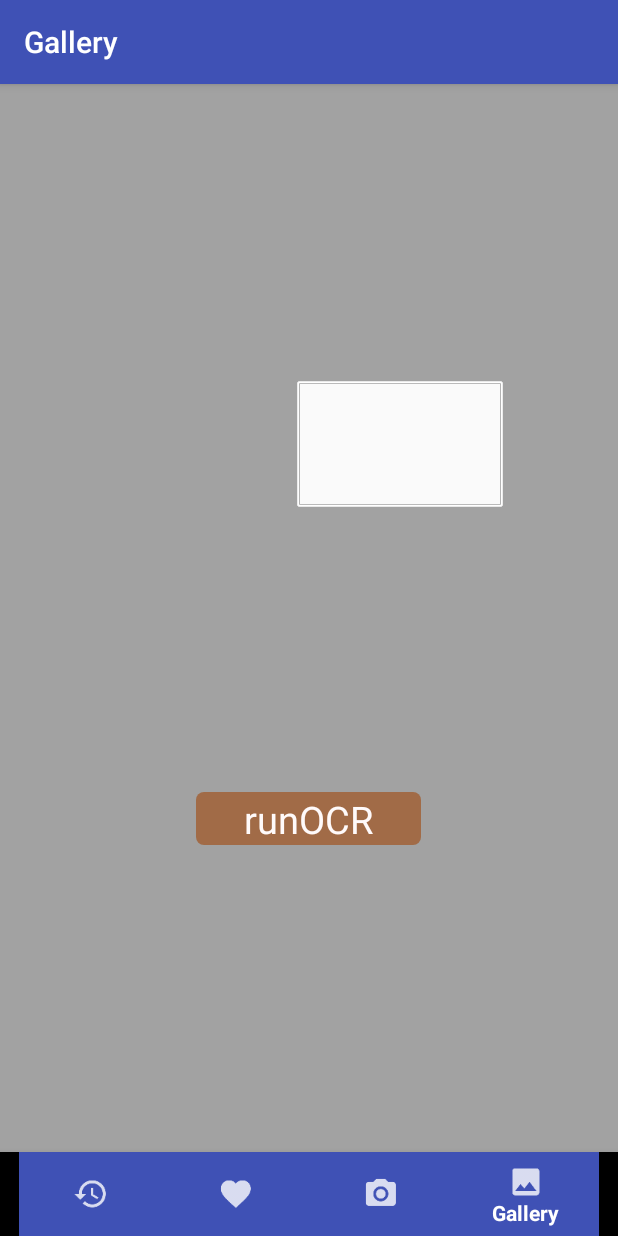
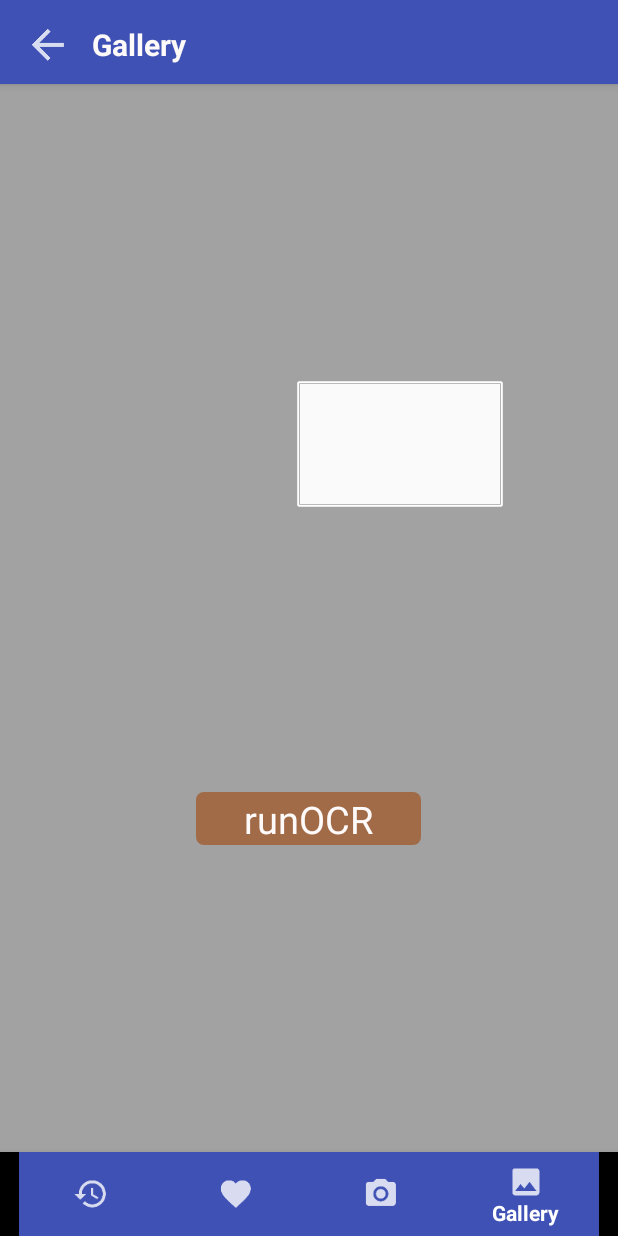
Before and after one commit to yvonne40335/MyTranslationApp, an Android app: the FromGallery screen opened directly, with no data from a screen before it, on a phone screen of 412 x 824 dp. Run offline under Robolectric (Android 15) with nearby library versions, the phone set to English and light mode, and no system bars; libraries missing offline, so code that uses them is left out: com.googlecode.tesseract; network calls fail; 2 statements that could not run were skipped.

```diff
--- a/app/src/main/AndroidManifest.xml
+++ b/app/src/main/AndroidManifest.xml
@@ -5,6 +5,8 @@
     <uses-permission android:name="android.permission.CAMERA" />
     <uses-permission android:name="android.permission.WRITE_EXTERNAL_STORAGE" />
     <uses-permission android:name="android.permission.INTERNET" />
+    <uses-permission android:name="android.permission.ACCESS_NETWORK_STATE" />
+
 
     <uses-feature android:name="android.hardware.camera" />
     <uses-feature android:name="android.hardware.camera.autofocus" />
@@ -12,9 +14,9 @@
 
     <application
         android:allowBackup="true"
-        android:icon="@mipmap/ic_launcher"
+        android:icon="@mipmap/book"
         android:label="@string/app_name"
-        android:roundIcon="@mipmap/ic_launcher_round"
+        android:roundIcon="@mipmap/book"
         android:supportsRtl="true"
         android:theme="@style/AppTheme">
         <activity android:name=".MainActivity">
--- a/app/src/main/java/com/example/mytranslationapp/FromGallery.java
+++ b/app/src/main/java/com/example/mytranslationapp/FromGallery.java
@@ -9,9 +9,11 @@ import android.graphics.BitmapFactory;
 import android.net.Uri;
 import android.support.annotation.NonNull;
 import android.support.design.widget.BottomNavigationView;
+import android.support.v7.app.ActionBar;
 import android.support.v7.app.AppCompatActivity;
 import android.os.Bundle;
 import android.util.Log;
+import android.view.Menu;
 import android.view.MenuItem;
 import android.view.View;
 import android.widget.ImageView;
@@ -35,6 +37,7 @@ public class FromGallery extends AppCompatActivity {
     private ProgressDialog progress;
     private Bitmap bitmap;
     private int ocrX,ocrY,ocrWidth,ocrHeight;
+    MenuItem playMenu;
 
     @Override
     protected void onCreate(Bundle savedInstanceState) {
@@ -106,6 +109,14 @@ public class FromGallery extends AppCompatActivity {
         progress.setMessage("Please Wait Loading ...");
         progress.setProgressStyle(ProgressDialog.STYLE_SPINNER);
         progress.setIndeterminate(true);
+
+        //hiding default app icon
+        ActionBar actionBar = getSupportActionBar();
+        actionBar.setDisplayShowHomeEnabled(false);
+        //displaying custom ActionBar
+        View mActionBarView = getLayoutInflater().inflate(R.layout.goback_actionbar, null);
+        actionBar.setCustomView(mActionBarView);
+        actionBar.setDisplayOptions(ActionBar.DISPLAY_SHOW_CUSTOM);
     }
 
     //取得相片後返回的監聽式
@@ -131,6 +142,12 @@ public class FromGallery extends AppCompatActivity {
             }
         }
         super.onActivityResult(requestCode, resultCode, data);
+    }
+
+    public void toggleMenu(View view){
+        Intent intentGa = new Intent(getBaseContext(), FromGallery.class);
+        startActivity(intentGa);
+        finish();
     }
 
     private void copyFiles() {
@@ -182,7 +199,7 @@ public class FromGallery extends AppCompatActivity {
         if (bitmap != null)
         {
             mTess.setImage(bitmap);
-            mTess.setRectangle(ocrX,ocrY,ocrWidth,ocrHeight);
+            mTess.setRectangle(ocrX,ocrY+100,ocrWidth,ocrHeight);
             OCRresult = mTess.getUTF8Text();
 
 
@@ -195,7 +212,7 @@ public class FromGallery extends AppCompatActivity {
                 OCRTextView.setText(result);
                 OCRTextView.setVisibility(View.VISIBLE);
 
-                final String lookup = result;
+                final String lookup = result.toLowerCase();
                 OCRTextView.setOnClickListener(new View.OnClickListener(){
                     @Override
                     public void onClick(View v) {
@@ -204,7 +221,7 @@ public class FromGallery extends AppCompatActivity {
                             public void run(){
                                 try{
                                     Intent intent = new Intent(getBaseContext(), Main2Activity.class);
-                                    intent.putExtra("LOOKUP", lookup);
+                                    intent.putExtra("LOOKUP", "0"+lookup);
                                     startActivity(intent);
                                     sleep(2000);
                                 }catch (Exception e){
--- a/app/src/main/res/layout/activity_main2.xml
+++ b/app/src/main/res/layout/activity_main2.xml
@@ -15,7 +15,6 @@
         android:text="Go Back"
         tools:layout_editor_absoluteY="0dp"
         android:layout_marginRight="8dp"
-        app:layout_constraintRight_toRightOf="@+id/fav"
         android:layout_marginLeft="8dp"
         app:layout_constraintLeft_toLeftOf="parent"
         app:layout_constraintHorizontal_bias="0.0" />
--- /dev/null
+++ b/app/src/main/res/layout/goback_actionbar.xml
@@ -0,0 +1,26 @@
+<RelativeLayout xmlns:android="http://schemas.android.com/apk/res/android"
+    android:layout_width="match_parent"
+    android:layout_height="match_parent"
+    >
+
+    <TextView
+        android:layout_width="wrap_content"
+        android:layout_height="wrap_content"
+        android:text="Gallery"
+        android:textColor="#FFFAFA"
+        android:textSize="20sp"
+        android:textStyle="bold"
+        android:layout_marginLeft="45dp"
+        android:layout_marginTop="6dp"/>
+
+    <ImageButton
+        android:id="@+id/btn_slide"
+        android:layout_height="wrap_content"
+        android:layout_width="wrap_content"
+        android:background="@null"
+        android:scaleType="centerInside"
+        android:src="@drawable/goback"
+        android:paddingRight="50dp"
+        android:onClick="toggleMenu"
+        android:paddingTop="4dp"/>
+</RelativeLayout>
```
Also changed, not shown: app/src/main/java/com/example/mytranslationapp/Main2Activity.java (+12 -5 lines), app/src/main/java/com/example/mytranslationapp/MainActivity.java (+15 -0 lines), app/src/main/res/layout/activity_main.xml (+9 -14 lines), app/src/main/res/drawable-hdpi/run.png (added), app/src/main/res/drawable-mdpi/run.png (added), app/src/main/res/drawable-xhdpi/run.png (added), app/src/main/res/drawable-xxhdpi/run.png (added).
